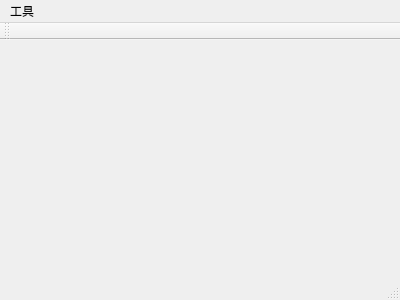
Qt form c++/qt/base_demo/mainwindow.ui (dizengrong/dzr_code_2017) before a commit.
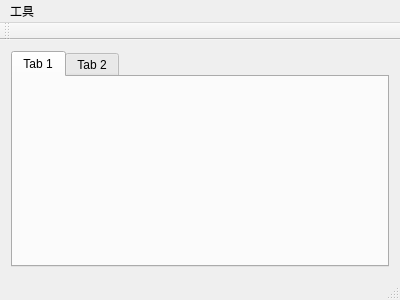
The same form after that commit.

```diff
--- a/c++/qt/base_demo/mainwindow.ui
+++ b/c++/qt/base_demo/mainwindow.ui
@@ -13,7 +13,24 @@
   <property name="windowTitle">
    <string>MainWindow</string>
   </property>
-  <widget class="QWidget" name="centralWidget"/>
+  <widget class="QWidget" name="centralWidget">
+   <layout class="QHBoxLayout" name="horizontalLayout">
+    <item>
+     <widget class="QTabWidget" name="tabWidget">
+      <widget class="QWidget" name="tab">
+       <attribute name="title">
+        <string>Tab 1</string>
+       </attribute>
+      </widget>
+      <widget class="QWidget" name="tab_2">
+       <attribute name="title">
+        <string>Tab 2</string>
+       </attribute>
+      </widget>
+     </widget>
+    </item>
+   </layout>
+  </widget>
   <widget class="QMenuBar" name="menuBar">
    <property name="geometry">
     <rect>
```
